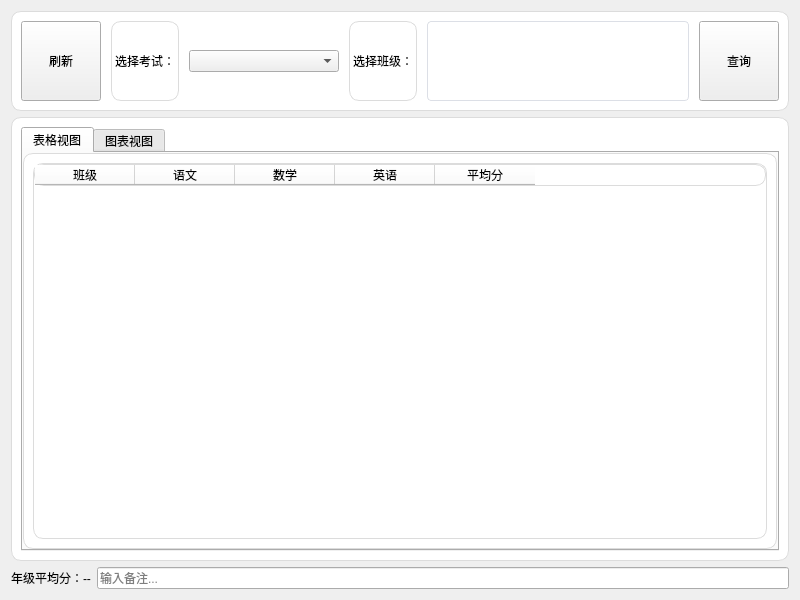
The window that ui_page/page_class_grade.ui (fengyec2/StudentGradeTracker) describes before a commit, drawn with Qt 5.
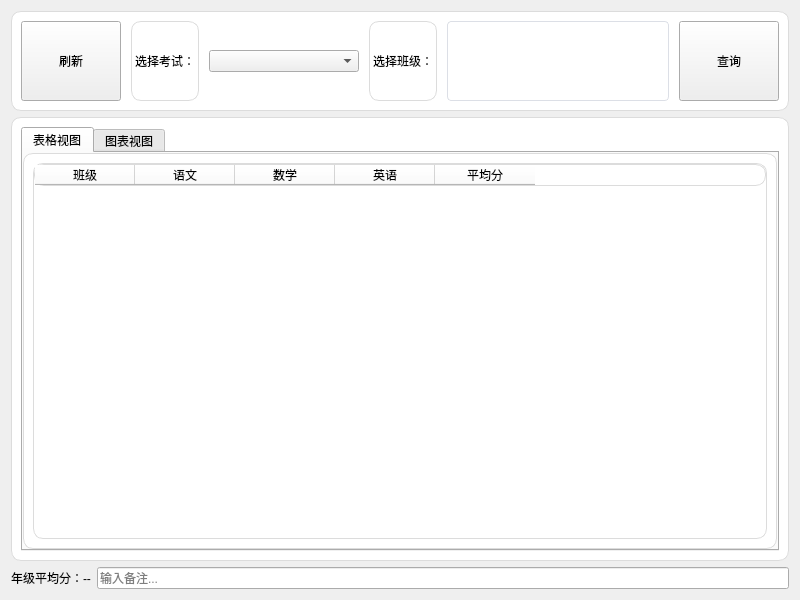
The same window after the commit. Custom widgets are drawn as their Qt base class.

Commit message: feat: add delete exam functionality and update UI components

Diff of the .ui file:
```diff
--- a/ui_page/page_class_grade.ui
+++ b/ui_page/page_class_grade.ui
@@ -56,6 +56,12 @@
           <verstretch>0</verstretch>
          </sizepolicy>
         </property>
+        <property name="minimumSize">
+         <size>
+          <width>100</width>
+          <height>0</height>
+         </size>
+        </property>
         <property name="text">
          <string>刷新</string>
         </property>
@@ -134,6 +140,12 @@
           <verstretch>0</verstretch>
          </sizepolicy>
         </property>
+        <property name="minimumSize">
+         <size>
+          <width>100</width>
+          <height>0</height>
+         </size>
+        </property>
         <property name="text">
          <string>查询</string>
         </property>
@@ -247,6 +259,13 @@
    </item>
   </layout>
  </widget>
+ <customwidgets>
+  <customwidget>
+   <class>PrimaryPushButton</class>
+   <extends>QPushButton</extends>
+   <header>qfluentwidgets</header>
+  </customwidget>
+ </customwidgets>
  <resources/>
  <connections/>
 </ui>
```
Left out of the diff: 2 changed lines with no effect on the pictures. The commit also changes 4 other files.
